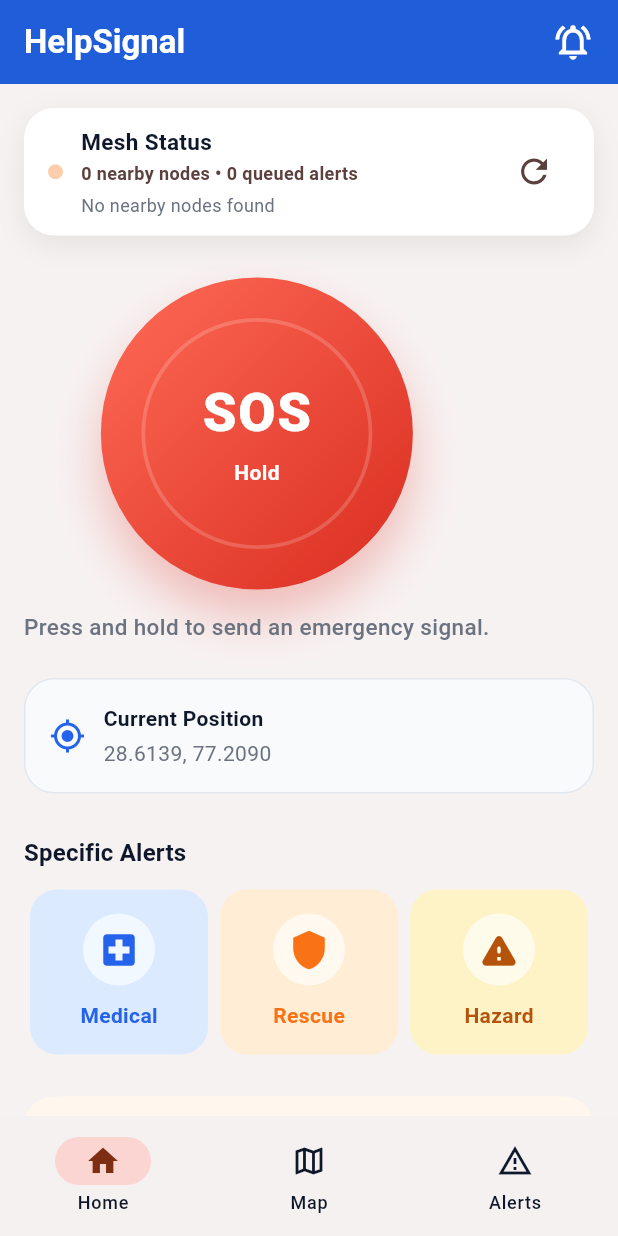
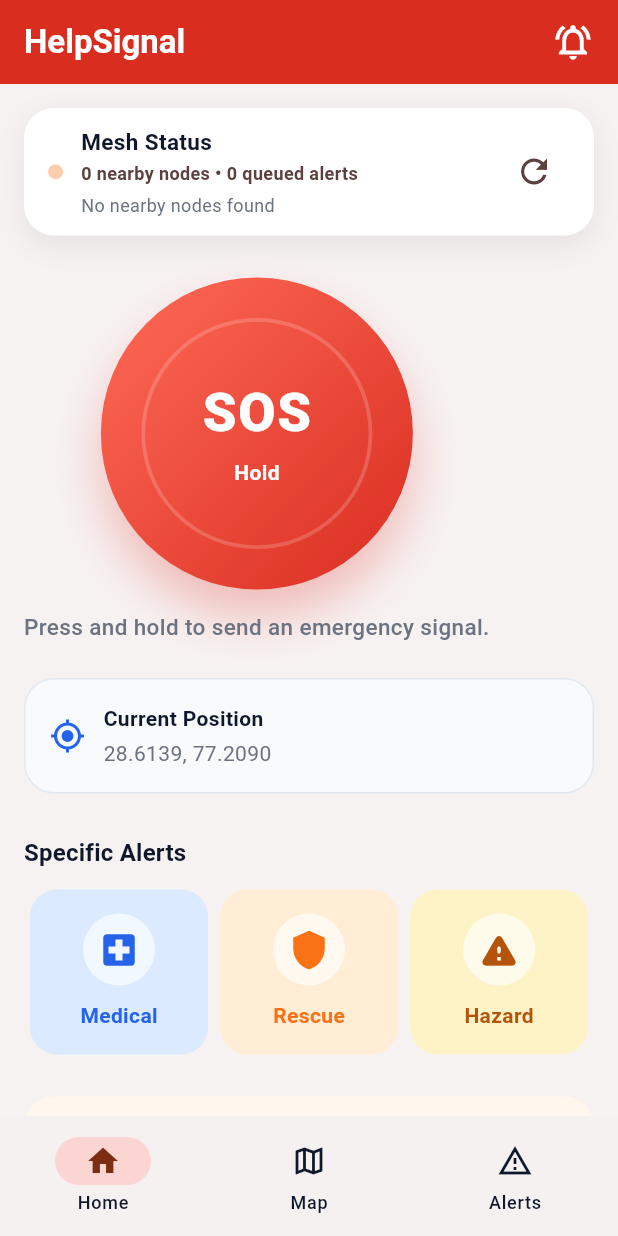
Before and after one commit to Rahul-kumar-123/help_signal, a Flutter app: the screen it shows after launch, on a phone screen of 412 x 824 dp. Run offline on Flutter 3.47's test engine with Material 3 defaults, Android fonts, the phone set to English and light mode, and no system bars; our stand-ins replace flutter_blue_plus, flutter_map, geolocator, latlong2; missing offline and left inert: bluetooth_low_energy.

Commit message:
changed Appbar color

```diff
--- a/lib/main.dart
+++ b/lib/main.dart
@@ -58,7 +58,7 @@ class _MyAppState extends State<MyApp> {
         theme: ThemeData(colorScheme: kcolorScheme, useMaterial3: true),
         home: Scaffold(
           appBar: AppBar(
-            backgroundColor: Color.fromARGB(255, 32, 94, 217),
+            backgroundColor: kcolorScheme.primary,
             foregroundColor: kcolorScheme.onPrimary,
             title: const Text(
               'HelpSignal',
```
